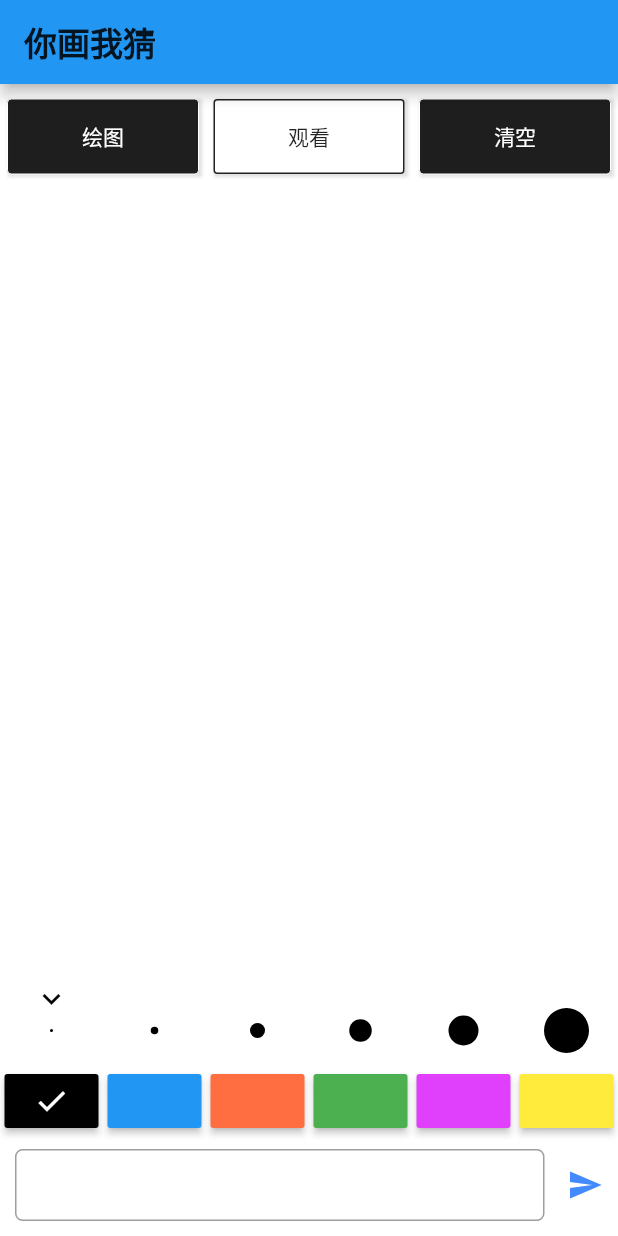
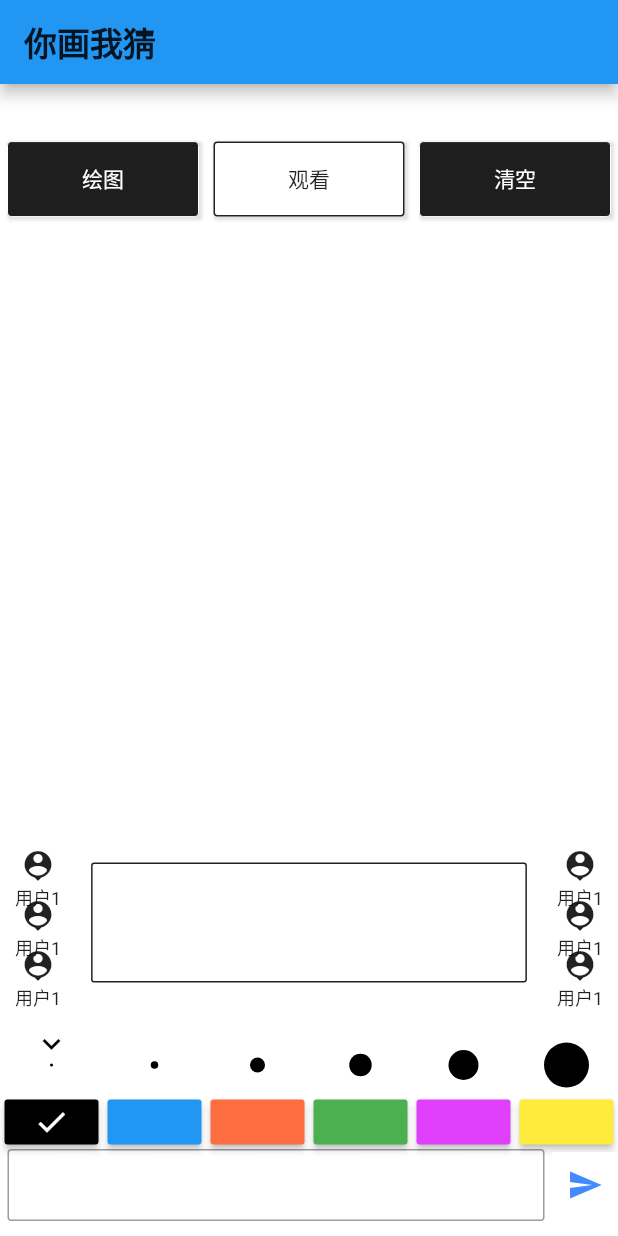
Before and after one commit to mhgd3250905/PaintingOnlineClient, a Flutter app: the screen it shows after launch, on a phone screen of 412 x 824 dp. Run offline on Flutter 3.47's test engine with Material 2 defaults, Android fonts, the light colour scheme and no system bars; network calls fail.

Commit message:
更新界面用户列表

```diff
--- a/painting/lib/WebStudy/page_home.dart
+++ b/painting/lib/WebStudy/page_home.dart
@@ -48,7 +48,7 @@ class _HomePageState extends State<HomePage> {
             child: Column(
               children: <Widget>[
                 Container(
-                  height: 30.0,
+                  height: 20.0,
                   margin: const EdgeInsets.only(bottom: 5.0),
                   child: checked
                       ? Icon(
@@ -72,7 +72,7 @@ class _HomePageState extends State<HomePage> {
   //创建主菜单按钮
   Widget buildMainButton(String title, bool checked, VoidCallback onPressed) {
     return Expanded(
-      flex: 1,
+      flex: 2,
       child: Container(
         height: 50.0,
         margin: const EdgeInsets.only(
@@ -113,6 +113,7 @@ class _HomePageState extends State<HomePage> {
     return Expanded(
       flex: 1,
       child: Container(
+        height: 30.0,
         margin: const EdgeInsets.all(3.0),
         child: MaterialButton(
           color: color,
@@ -161,7 +162,6 @@ class _HomePageState extends State<HomePage> {
   //创建颜色菜单
   Widget buildColorMenu() {
     return Container(
-      margin: const EdgeInsets.only(bottom: 5.0),
       child: Row(
         mainAxisAlignment: MainAxisAlignment.spaceBetween,
         children: <Widget>[
@@ -245,7 +245,7 @@ class _HomePageState extends State<HomePage> {
         decoration: InputDecoration(
           contentPadding: EdgeInsets.only(left: 10.0, right: 5.0),
           border: OutlineInputBorder(
-            borderRadius: BorderRadius.circular(5.0),
+            borderRadius: BorderRadius.circular(2.5),
           ),
         ),
       ),
@@ -262,7 +262,7 @@ class _HomePageState extends State<HomePage> {
           Expanded(
             flex: 1,
             child: Container(
-              margin: const EdgeInsets.only(left: 10.0, right: 5.0),
+              margin: const EdgeInsets.only(left: 5.0, right: 5.0),
               child: buildTextField(),
             ),
           ),
@@ -329,58 +329,13 @@ class _HomePageState extends State<HomePage> {
           color: Colors.white,
           child: Column(
             children: <Widget>[
-              buildMainMenu(),
               Expanded(
-                child: GestureDetector(
-                  onPanStart: (detail) {
-                    setState(() {
-                      _pos = detail.globalPosition;
-                      PPos pPos = new PPos(_pos, paintColor, paintWidth);
-                      _pPosBox.appendStartPos(pPos);
-                    });
-                  },
-                  onPanUpdate: (detail) {
-                    setState(() {
-                      _pos = detail.globalPosition;
-                      PPos pPos = new PPos(_pos, paintColor, paintWidth);
-                      _pPosBox.appendPos(pPos);
-                    });
-                  },
-                  onPanEnd: (detail) {
-                    if (isPainting) {
-                      widget.channel.sink.add(pposData2Json());
-                    }
-                  },
-                  onPanCancel: () {
-                    if (isPainting) {
-                      widget.channel.sink.add(pposData2Json());
-                    }
-                  },
-                  child: new StreamBuilder(
-                    stream: widget.channel.stream,
-                    builder: (context, snapshot) {
-                      analysisReceiveData(snapshot);
-                      return Stack(
-                        children: <Widget>[
-                          CustomPaint(
-                            painter: Draw(_pPosBox),
-                            child: Container(),
-                          ),
-                          Positioned(
-                            top: 10.0,
-                            left: 10.0,
-                            child: Container(
-                              child: Text(
-                                inputContents.toString(),
-                                maxLines: 8,
-                              ),
-                            ),
-                          )
-                        ],
-                      );
-                    },
-                  ),
-                ),
+                flex: 1,
+                child: buildMainMenu(),
+              ),
+              Expanded(
+                flex: 4,
+                child: buildPaintContainer(),
               ),
               buildWidthMenu(),
               buildColorMenu(),
@@ -448,4 +403,142 @@ class _HomePageState extends State<HomePage> {
       }
     }
   }
+
+  //构建用户头像列表
+  Widget buildUserIconColumn() {
+    return Container(
+      padding: const EdgeInsets.only(left: 10.0, right: 10.0),
+      child: Column(
+        children: <Widget>[
+          Expanded(
+            child: Container(
+              alignment: Alignment.center,
+              child: Column(
+                mainAxisAlignment: MainAxisAlignment.center,
+                children: <Widget>[
+                  Icon(Icons.person_pin),
+                  Text(
+                    '用户1',
+                    style: TextStyle(
+                      fontSize: 12.0,
+                    ),
+                  ),
+                ],
+              ),
+            ),
+          ),
+          Expanded(
+            child: Container(
+              alignment: Alignment.center,
+              child: Column(
+                mainAxisAlignment: MainAxisAlignment.center,
+                children: <Widget>[
+                  Icon(Icons.person_pin),
+                  Text(
+                    '用户1',
+                    style: TextStyle(
+                      fontSize: 12.0,
+                    ),
+                  ),
+                ],
+              ),
+            ),
+          ),
+          Expanded(
+            child: Container(
+              alignment: Alignment.center,
+              child: Column(
+                mainAxisAlignment: MainAxisAlignment.center,
+                children: <Widget>[
+                  Icon(Icons.person_pin),
+                  Text(
+                    '用户1',
+                    style: TextStyle(
+                      fontSize: 12.0,
+                    ),
+                  ),
+                ],
+              ),
+            ),
+          ),
+        ],
+      ),
+    );
+  }
+
+  Widget buildPaintContainer() {
+    return GestureDetector(
+      onPanStart: (detail) {
+        setState(() {
+          _pos = detail.globalPosition;
+          PPos pPos = new PPos(_pos, paintColor, paintWidth);
+          _pPosBox.appendStartPos(pPos);
+        });
+      },
+      onPanUpdate: (detail) {
+        setState(() {
+          _pos = detail.globalPosition;
+          PPos pPos = new PPos(_pos, paintColor, paintWidth);
+          _pPosBox.appendPos(pPos);
+        });
+      },
+      onPanEnd: (detail) {
+        if (isPainting) {
+          widget.channel.sink.add(pposData2Json());
+        }
+      },
+      onPanCancel: () {
+        if (isPainting) {
+          widget.channel.sink.add(pposData2Json());
+        }
+      },
+      child: new StreamBuilder(
+        stream: widget.channel.stream,
+        builder: (context, snapshot) {
+          analysisReceiveData(snapshot);
+          return Column(
+            children: <Widget>[
+              Expanded(
+                child: CustomPaint(
+                  painter: Draw(_pPosBox),
+                  child: Container(),
+                ),
+              ),
+              Container(
+                width: double.infinity,
+                height: 100.0,
+                child: Row(
+                  children: <Widget>[
+                    buildUserIconColumn(),
+                    Expanded(
+                      child: Container(
+                        width: 200.0,
+                        margin: const EdgeInsets.all(10.0),
+                        padding: const EdgeInsets.all(5.0),
+                        alignment: Alignment.topLeft,
+                        decoration: BoxDecoration(
+                          border: Border.all(color: Colors.black87, width: 1.0),
+                          borderRadius: BorderRadius.circular(2.0),
+                        ),
+                        child: Text(
+                          //这里是截取掉最后一个换行符
+                          inputContents.toString().length > 0
+                              ? inputContents.toString().substring(
+                                  0, inputContents.toString().length - 1)
+                              : "",
+                          maxLines: 8,
+                          textAlign: TextAlign.left,
+                        ),
+                      ),
+                    ),
+                    buildUserIconColumn(),
+                  ],
+                ),
+              ),
+            ],
+          );
+        },
+      ),
+    );
+  }
 }
```
Also changed, not shown: img/home3.jpg (added), 1 other file.
